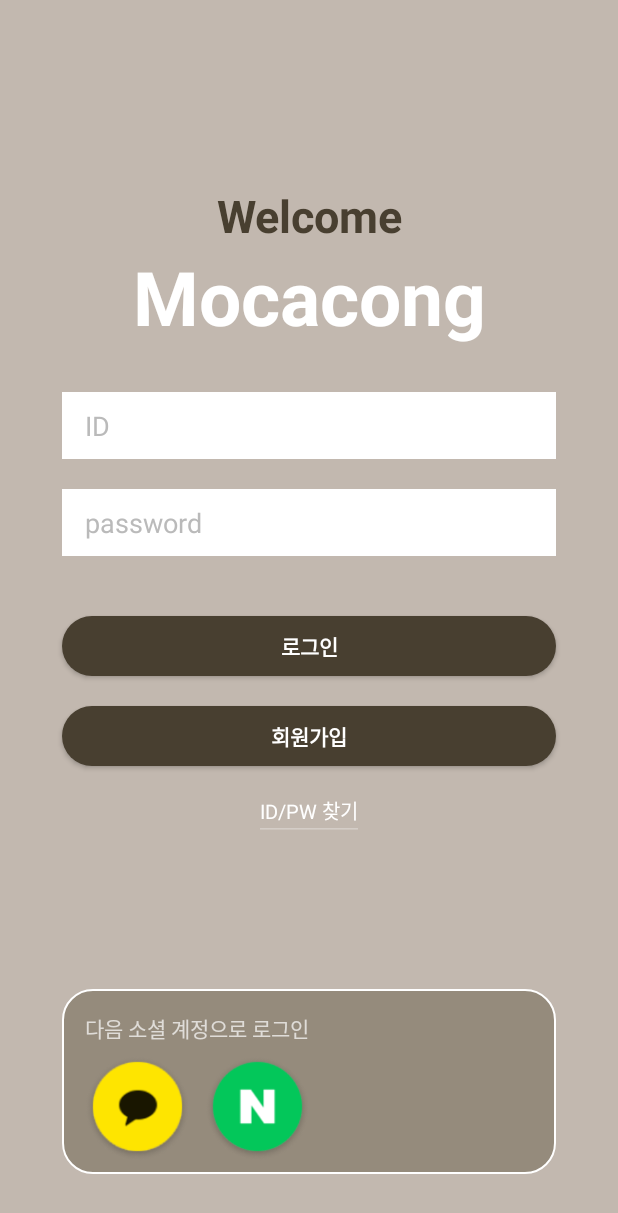
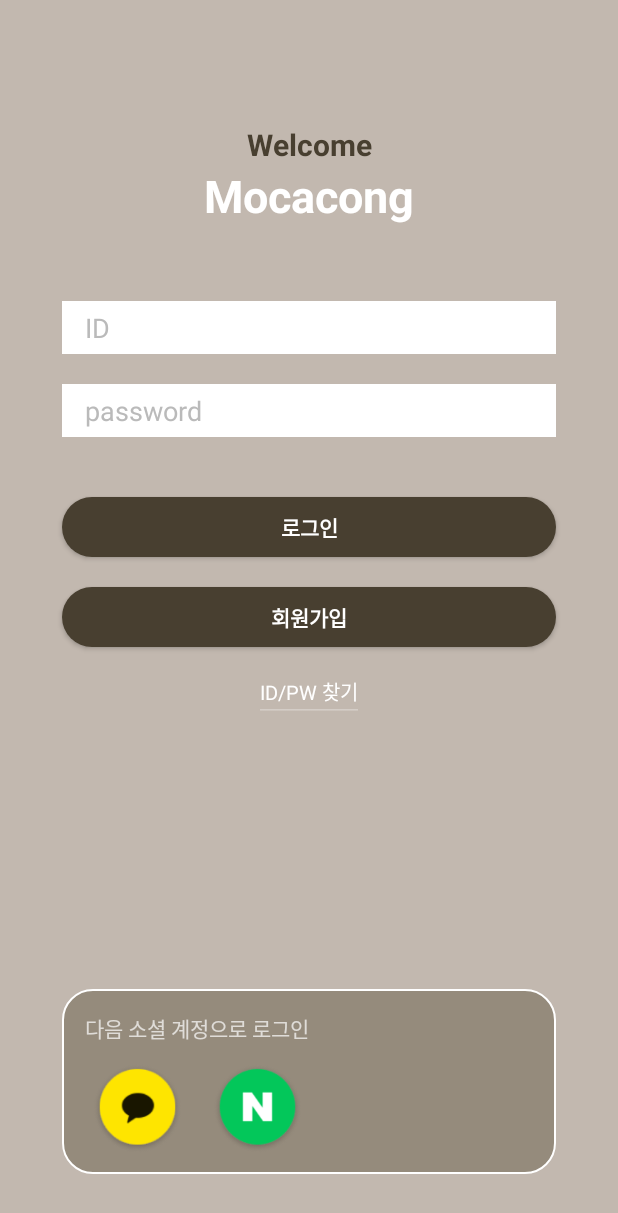
Before and after one commit to mocacong/Android, an Android app: the screen it shows after launch (SignInActivity), on a phone screen of 412 x 824 dp. Shown: the top 1213 px of the screen. Run offline under Robolectric (Android 15) with nearby library versions, the phone set to English and light mode, and no system bars.

Commit message:
style: 디자인 세부사항 수정

```diff
--- a/app/src/main/java/com/example/mocacong/signin/SignInActivity.kt
+++ b/app/src/main/java/com/example/mocacong/signin/SignInActivity.kt
@@ -53,9 +53,9 @@ class SignInActivity : AppCompatActivity() {
         lifecycleScope.launch {
             toastMsg = controller.signIn(member)
             Log.d("signIn", "signInResponseMSG : $toastMsg")
+            Toast.makeText(applicationContext, toastMsg, Toast.LENGTH_SHORT).show()
         }
 
-        Toast.makeText(applicationContext, toastMsg, Toast.LENGTH_SHORT).show()
 
     }
 
--- a/app/src/main/java/com/example/mocacong/signup/SignUpActivity.kt
+++ b/app/src/main/java/com/example/mocacong/signup/SignUpActivity.kt
@@ -76,8 +76,7 @@ class SignUpActivity : AppCompatActivity() {
 
         //취소
         binding.cancelBtn.setOnClickListener {
-            val intent = Intent(this, SignInActivity::class.java)
-            startActivity(intent)
+            onBackPressed()
         }
 
     }
--- /dev/null
+++ b/app/src/main/res/drawable/baseline_person_24.xml
@@ -0,0 +1,5 @@
+<vector android:height="24dp" android:tint="#FFFFFF"
+    android:viewportHeight="24" android:viewportWidth="24"
+    android:width="24dp" xmlns:android="http://schemas.android.com/apk/res/android">
+    <path android:fillColor="@android:color/white" android:pathData="M12,12c2.21,0 4,-1.79 4,-4s-1.79,-4 -4,-4 -4,1.79 -4,4 1.79,4 4,4zM12,14c-2.67,0 -8,1.34 -8,4v2h16v-2c0,-2.66 -5.33,-4 -8,-4z"/>
+</vector>
--- /dev/null
+++ b/app/src/main/res/drawable/baseline_settings_24.xml
@@ -0,0 +1,5 @@
+<vector android:height="24dp" android:tint="#FFFFFF"
+    android:viewportHeight="24" android:viewportWidth="24"
+    android:width="24dp" xmlns:android="http://schemas.android.com/apk/res/android">
+    <path android:fillColor="@android:color/white" android:pathData="M19.14,12.94c0.04,-0.3 0.06,-0.61 0.06,-0.94c0,-0.32 -0.02,-0.64 -0.07,-0.94l2.03,-1.58c0.18,-0.14 0.23,-0.41 0.12,-0.61l-1.92,-3.32c-0.12,-0.22 -0.37,-0.29 -0.59,-0.22l-2.39,0.96c-0.5,-0.38 -1.03,-0.7 -1.62,-0.94L14.4,2.81c-0.04,-0.24 -0.24,-0.41 -0.48,-0.41h-3.84c-0.24,0 -0.43,0.17 -0.47,0.41L9.25,5.35C8.66,5.59 8.12,5.92 7.63,6.29L5.24,5.33c-0.22,-0.08 -0.47,0 -0.59,0.22L2.74,8.87C2.62,9.08 2.66,9.34 2.86,9.48l2.03,1.58C4.84,11.36 4.8,11.69 4.8,12s0.02,0.64 0.07,0.94l-2.03,1.58c-0.18,0.14 -0.23,0.41 -0.12,0.61l1.92,3.32c0.12,0.22 0.37,0.29 0.59,0.22l2.39,-0.96c0.5,0.38 1.03,0.7 1.62,0.94l0.36,2.54c0.05,0.24 0.24,0.41 0.48,0.41h3.84c0.24,0 0.44,-0.17 0.47,-0.41l0.36,-2.54c0.59,-0.24 1.13,-0.56 1.62,-0.94l2.39,0.96c0.22,0.08 0.47,0 0.59,-0.22l1.92,-3.32c0.12,-0.22 0.07,-0.47 -0.12,-0.61L19.14,12.94zM12,15.6c-1.98,0 -3.6,-1.62 -3.6,-3.6s1.62,-3.6 3.6,-3.6s3.6,1.62 3.6,3.6S13.98,15.6 12,15.6z"/>
+</vector>
--- a/app/src/main/res/layout/activity_sign_in.xml
+++ b/app/src/main/res/layout/activity_sign_in.xml
@@ -29,7 +29,7 @@
         android:layout_width="wrap_content"
         android:layout_height="wrap_content"
         android:orientation="horizontal"
-        app:layout_constraintGuide_percent="0.15"
+        app:layout_constraintGuide_percent="0.1"
         />
 
     <androidx.constraintlayout.widget.Guideline
@@ -49,7 +49,7 @@
         android:text="Welcome"
         android:textStyle="bold"
         android:textColor="@color/darkBrown"
-        android:textSize="30sp"
+        android:textSize="20sp"
         app:layout_constraintLeft_toLeftOf="@id/leftline"
         app:layout_constraintRight_toRightOf="@id/rightline"
         app:layout_constraintTop_toTopOf="@id/topline" />
@@ -61,7 +61,7 @@
         android:gravity="center"
         android:text="Mocacong"
         android:textColor="@color/white"
-        android:textSize="50sp"
+        android:textSize="30sp"
         android:textStyle="bold"
         app:layout_constraintLeft_toLeftOf="@id/leftline"
         app:layout_constraintRight_toRightOf="@id/rightline"
@@ -76,10 +76,10 @@
         app:layout_constraintLeft_toLeftOf="@id/leftline"
         app:layout_constraintRight_toRightOf="@id/rightline"
         android:paddingHorizontal="15dp"
-        android:paddingVertical="10dp"
+        android:paddingVertical="5dp"
         android:textColor="@color/black"
         android:background="@color/white"
-        android:layout_marginTop="30dp"
+        android:layout_marginTop="50dp"
         android:hint="ID"
 
         android:textSize="18sp"
@@ -96,7 +96,7 @@
         app:layout_constraintLeft_toLeftOf="@id/leftline"
         app:layout_constraintRight_toRightOf="@id/rightline"
         android:paddingHorizontal="15dp"
-        android:paddingVertical="10dp"
+        android:paddingVertical="5dp"
         android:background="@color/white"
         android:layout_marginTop="20dp"
         android:hint="password"
@@ -173,6 +173,7 @@
     <ImageButton
         android:layout_width="70dp"
         android:layout_height="70dp"
+        android:paddingVertical="5dp"
         android:src="@drawable/kakaologin"
         android:background="@color/transparent"
         android:scaleType="fitCenter"
@@ -190,6 +191,7 @@
         android:scaleType="fitCenter"
         android:layout_marginLeft="10dp"
         android:id="@+id/naverBtn"
+        android:padding = "5dp"
         app:layout_constraintLeft_toRightOf="@id/kakaoBtn"
         app:layout_constraintTop_toTopOf="@id/kakaoBtn"
         app:layout_constraintBottom_toBottomOf="@id/kakaoBtn"
--- a/app/src/main/res/menu/bottom_menu.xml
+++ b/app/src/main/res/menu/bottom_menu.xml
@@ -18,14 +18,14 @@
         android:enabled="true"
         android:title="Mypage"
         app:showAsAction="always"
-        android:icon="@drawable/baseline_map_24"
+        android:icon="@drawable/baseline_person_24"
         />
     <item
         android:id="@+id/menu_settings"
         android:enabled="true"
         android:title="Settings"
         app:showAsAction="always"
-        android:icon="@drawable/baseline_map_24"
+        android:icon="@drawable/baseline_settings_24"
         />
 
 </menu>
```
